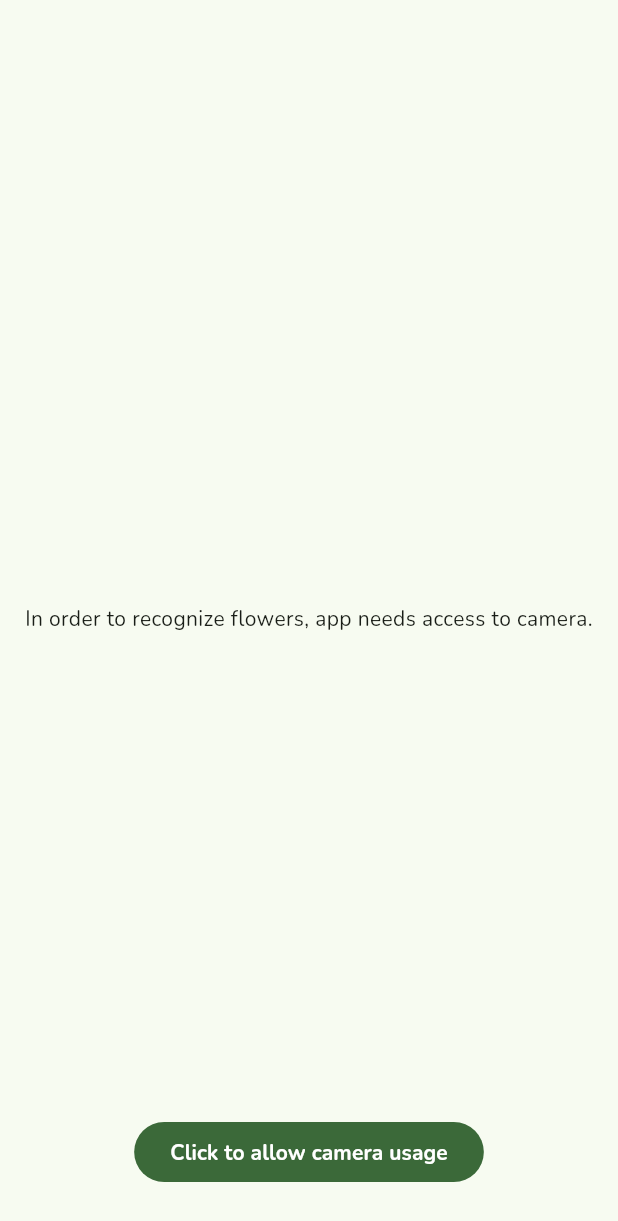
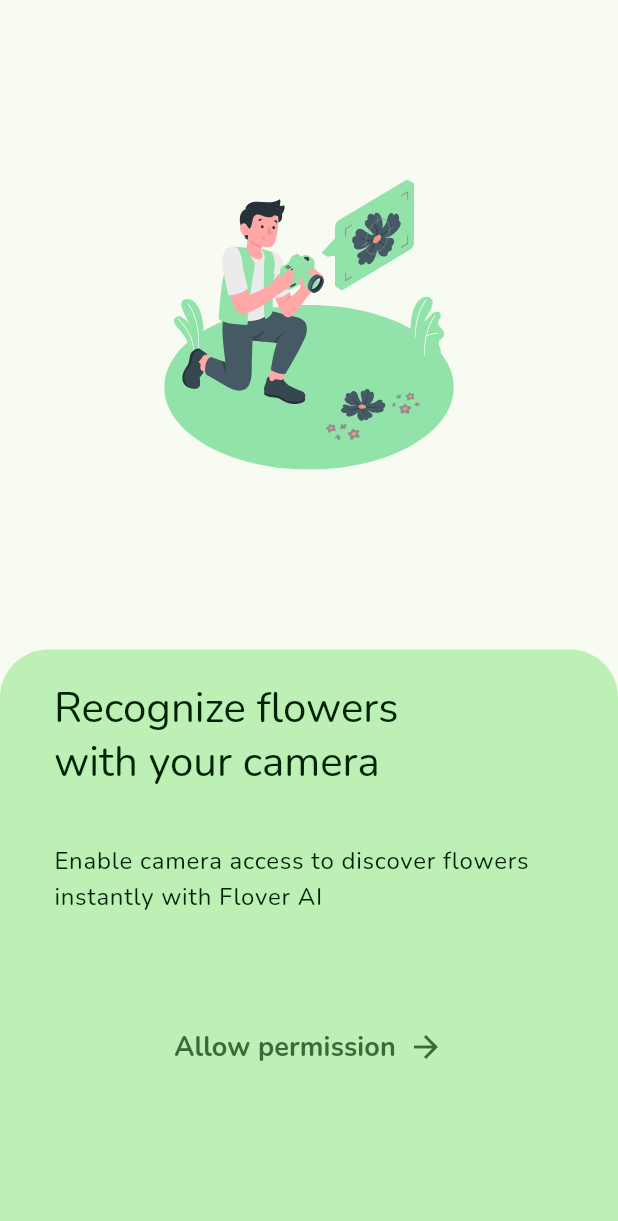
Before and after one commit to riddick-boss/flover_ai, a Flutter app: the screen it shows after launch, on a phone screen of 412 x 824 dp. Shown: the top 1221 px of the screen. Run offline on Flutter 3.47's test engine with Material 3 defaults, Android fonts, the phone set to English and light mode, and no system bars; our stand-ins replace flutter_bloc, flutter_svg, get_it, go_router, google_fonts, injectable; generated files the repository leaves out were written again.

Commit message:
feat: intro allow camera UI

```diff
--- a/lib/domain/assets/graphics.dart
+++ b/lib/domain/assets/graphics.dart
@@ -1,5 +1,7 @@
 enum Graphics {
-  splashBackground(path: '${Graphics.defaultPath}splash_background.jpg');
+  splashBackground(path: '${Graphics.defaultPath}splash_background.jpg'),
+  introAllowCameraImage(
+      path: '${Graphics.defaultPath}intro_allow_camera_image.svg');
 
   const Graphics({required this.path});
 
--- a/lib/domain/navigation/nav_configurator.dart
+++ b/lib/domain/navigation/nav_configurator.dart
@@ -3,6 +3,7 @@ import 'package:go_router/go_router.dart';
 
 import '../../feature/camera/camera_screen.dart';
 import '../../feature/grant_camera_permission/grant_camera_permission_screen.dart';
+import '../../feature/intro/allow_camera/intro_allow_camera_screen.dart';
 import '../../feature/splash/splash_screen.dart';
 import 'nav_route.dart';
 
@@ -13,6 +14,10 @@ class NavConfigurator {
       GoRoute(
         path: NavRoute.splash.path,
         builder: (context, state) => const SplashScreen(),
+      ),
+      GoRoute(
+        path: NavRoute.introAllowCamera.path,
+        builder: (context, state) => const IntroAllowCameraScreen(),
       ),
       ShellRoute(
         builder: (context, state, child) => Scaffold(
--- a/lib/domain/navigation/nav_route.dart
+++ b/lib/domain/navigation/nav_route.dart
@@ -1,5 +1,6 @@
 enum NavRoute {
   splash(path: '/splash'),
+  introAllowCamera(path: '/introAllowCamera'),
   camera(path: '/camera'),
   grantCameraPermission(path: '/grantCameraPermission');
 
--- /dev/null
+++ b/lib/feature/intro/allow_camera/intro_allow_camera_screen.dart
@@ -0,0 +1,102 @@
+import 'package:flutter/material.dart';
+import 'package:flutter_svg/svg.dart';
+
+import '../../../domain/assets/graphics.dart';
+
+class IntroAllowCameraScreen extends StatelessWidget {
+  const IntroAllowCameraScreen({super.key});
+
+  @override
+  Widget build(BuildContext context) {
+    return Material(
+      child: ColoredBox(
+        color: Theme.of(context).colorScheme.background,
+        child: Column(
+          mainAxisAlignment: MainAxisAlignment.end,
+          children: [
+            Expanded(
+              child: Center(
+                child: Padding(
+                  padding: const EdgeInsets.symmetric(
+                    vertical: 120.0,
+                    horizontal: 82.0,
+                  ),
+                  child: SvgPicture.asset(
+                    Graphics.introAllowCameraImage.path,
+                    height: double.infinity,
+                    width: double.infinity,
+                  ),
+                ),
+              ),
+            ),
+            Container(
+              width: double.infinity,
+              decoration: BoxDecoration(
+                borderRadius: const BorderRadius.only(
+                  topLeft: Radius.circular(32.0),
+                  topRight: Radius.circular(32.0),
+                ),
+                color: Theme.of(context).colorScheme.primaryContainer,
+              ),
+              child: Padding(
+                padding: const EdgeInsets.only(
+                    left: 36.0, right: 36.0, top: 21.0, bottom: 50.0),
+                child: Column(
+                  crossAxisAlignment: CrossAxisAlignment.start,
+                  children: [
+                    Text(
+                      'Recognize flowers\nwith your camera',
+                      style:
+                          Theme.of(context).textTheme.headlineMedium?.copyWith(
+                                color: Theme.of(context)
+                                    .colorScheme
+                                    .onPrimaryContainer,
+                              ),
+                    ),
+                    const SizedBox(
+                      height: 36.0,
+                    ),
+                    Text(
+                      'Enable camera access to discover flowers instantly with Flover AI',
+                      style: Theme.of(context).textTheme.bodyLarge?.copyWith(
+                            color: Theme.of(context)
+                                .colorScheme
+                                .onPrimaryContainer,
+                          ),
+                    ),
+                    const SizedBox(
+                      height: 64.0,
+                    ),
+                    Center(
+                      child: TextButton(
+                          onPressed: () {},
+                          child: const Row(
+                            mainAxisSize: MainAxisSize.min,
+                            children: [
+                              Text(
+                                'Allow permission',
+                                style: TextStyle(fontSize: 18.0),
+                              ),
+                              SizedBox(
+                                width: 8.0,
+                              ),
+                              Icon(
+                                Icons.arrow_forward,
+                                size: 24.0,
+                              )
+                            ],
+                          )),
+                    ),
+                    const SizedBox(
+                      height: 52.0,
+                    ),
+                  ],
+                ),
+              ),
+            )
+          ],
+        ),
+      ),
+    );
+  }
+}
--- a/lib/feature/splash/splash_screen.dart
+++ b/lib/feature/splash/splash_screen.dart
@@ -17,7 +17,7 @@ class SplashScreen extends StatelessWidget {
         child: BlocListener<SplashCubit, SplashState>(
           listener: (context, state) {
             if (state is SplashRedirect) {
-              context.go(NavRoute.camera.path);
+              context.go(NavRoute.introAllowCamera.path);
             }
           },
           child: Stack(
--- a/pubspec.yaml
+++ b/pubspec.yaml
@@ -27,6 +27,7 @@ dependencies:
   go_router: ^13.1.0
   rxdart: ^0.27.7
   google_fonts: ^6.1.0
+  flutter_svg: ^2.0.9
 
 dev_dependencies:
   flutter_test:
```
Also changed, not shown: assets/graphics/intro_allow_camera_image.svg (added), pubspec.lock, 1 other file.
